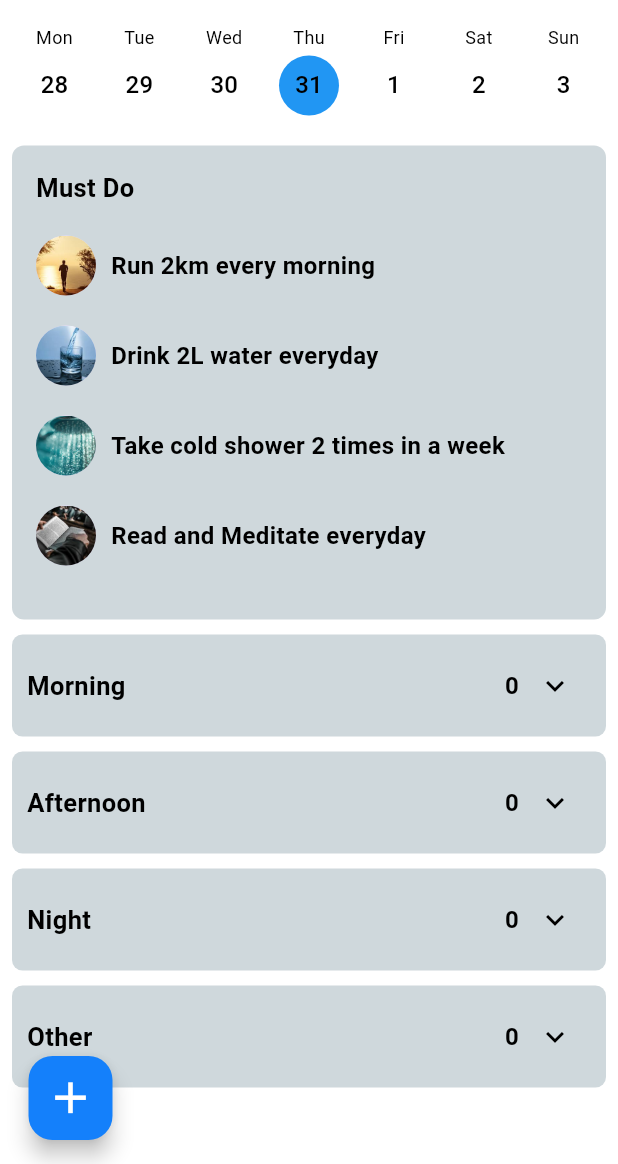
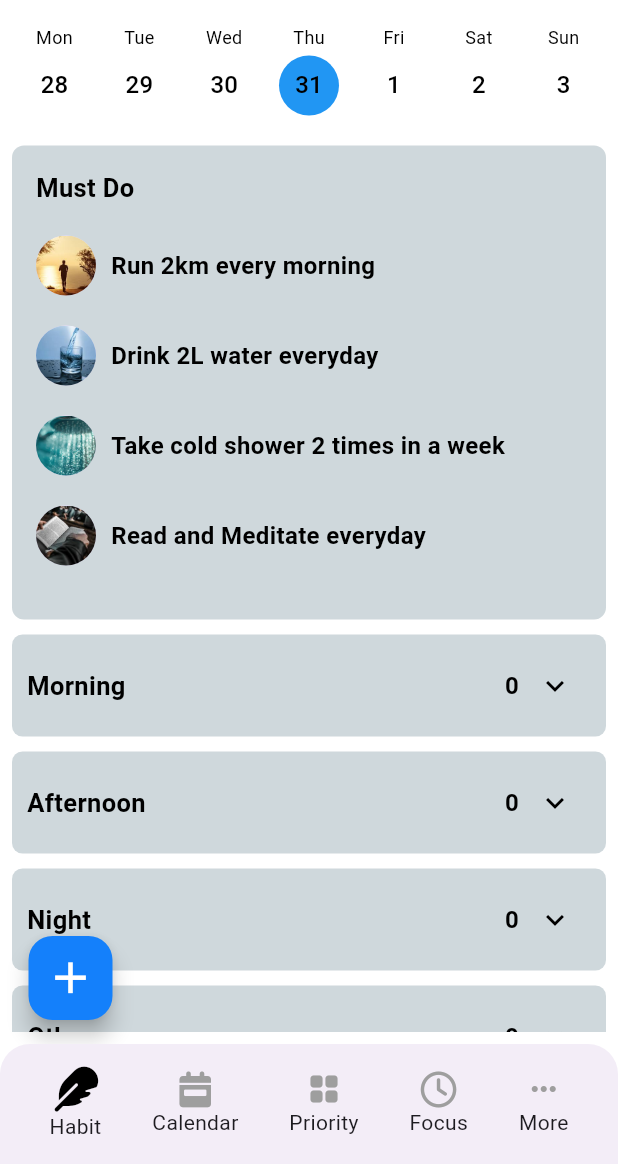
Before and after one commit to Rabeeheee/Track, a Flutter app: the PotentialScreen screen opened directly with empty values, after a tap on "View my program", on a phone screen of 412 x 824 dp, the part 72-1236 px from its top. Run offline on Flutter 3.47's test engine with Material 3 defaults, Android fonts, the phone set to English and light mode, and no system bars; our stand-ins replace fl_chart, flutter_local_notifications, font_awesome_flutter, hive, hive_flutter, image_picker and 6 more; missing offline and left inert: iconify_flutter; accounts and stored records are empty.

```diff
--- a/lib/pages/other/potential.dart
+++ b/lib/pages/other/potential.dart
@@ -1,5 +1,6 @@
 
 import 'package:flutter/material.dart';
+import 'package:trackitapp/pages/widgets/bottomnav.dart';
 import 'package:trackitapp/utils/colors.dart';
 
 import 'package:trackitapp/pages/tabs/Habit/habit_screen.dart';
@@ -80,7 +81,6 @@ class PotentialScreen extends StatelessWidget {
                       rating = 0;
                   }
 
-                  // Set colors for the overall rating section
                   Color backgroundColor;
                   Color textColor;
                   Color progressColor;
@@ -201,7 +201,7 @@ class PotentialScreen extends StatelessWidget {
                       context,
                       MaterialPageRoute(
                         builder: (context) =>
-                           HabitScreen(name: '', quote: '', selectedAvatarPath: '', isEditing: false, description: '', habitId: 0,),
+                           BottomNav(),
                       ),
                     );
                   },
```
